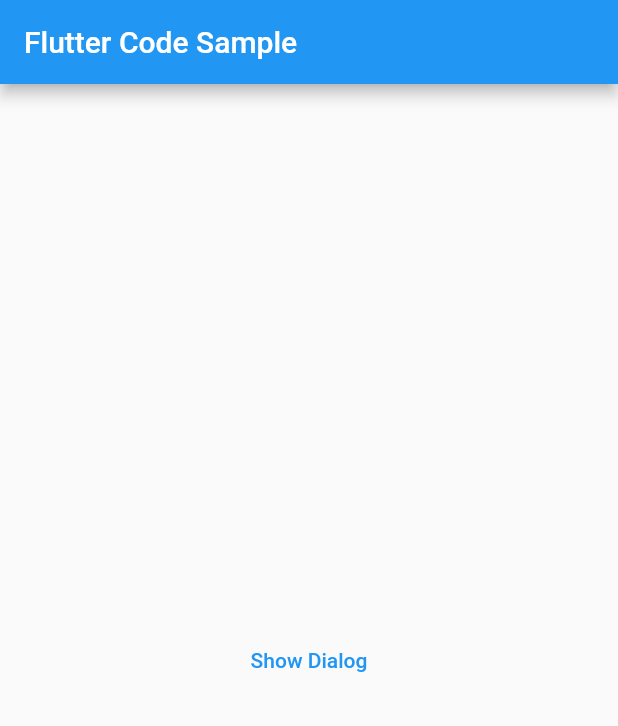
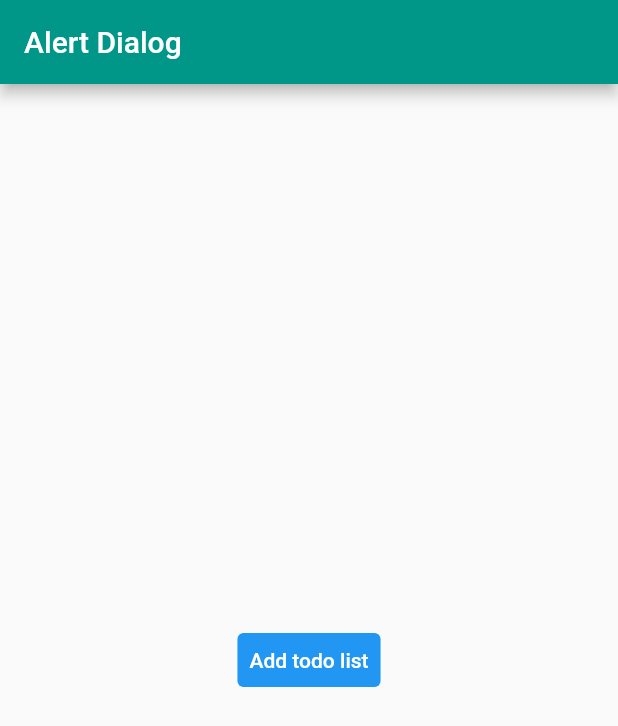
Before and after one commit to hisnameispum/alert_dialog, a Flutter app: the screen it shows after launch, on a phone screen of 412 x 824 dp. Shown: the top 726 px of the screen. Run offline on Flutter 3.47's test engine with Material 2 defaults, Android fonts, the phone set to English and light mode, and no system bars.

Commit message:
Finished Demo

```diff
--- a/lib/main.dart
+++ b/lib/main.dart
@@ -1,56 +1,89 @@
 import 'package:flutter/material.dart';
 
-void main() => runApp(const MyApp());
+void main() {
+  runApp(MyApp());
+}
 
-/// This is the main application widget.
 class MyApp extends StatelessWidget {
-  const MyApp({Key? key}) : super(key: key);
+  // This widget is the root of your application.
+  @override
+  Widget build(BuildContext context) {
+    return MaterialApp(
+      debugShowCheckedModeBanner: false,
+      title: 'Alert Dialog',
+      theme: ThemeData(
+        primarySwatch: Colors.blue,
+      ),
+      home: MyHomePage(title: 'Alert Dialog'),
+    );
+  }
+}
 
-  static const String _title = 'Flutter Code Sample';
+class MyHomePage extends StatefulWidget {
+  MyHomePage({Key? key, required this.title}) : super(key: key);
+  final String title;
+
+  @override
+  _MyHomePageState createState() => _MyHomePageState();
+}
+
+class _MyHomePageState extends State<MyHomePage> {
+  TextEditingController _textFieldController = TextEditingController();
+
+  Future<void> _displayTextInputDialog(BuildContext context) async {
+    return showDialog(
+        context: context,
+        builder: (context) {
+          return AlertDialog(
+            title: Text('Add Todo here'),
+            content: TextField(
+              controller: _textFieldController,
+              decoration: InputDecoration(hintText: "Do what matters"),
+            ),
+            actions: <Widget>[
+              TextButton(
+                child: Text('Cancel'),
+                onPressed: () {
+                  setState(() {
+                    Navigator.pop(context);
+                  });
+                },
+              ),
+              TextButton(
+                child: Text('Add'),
+                onPressed: () {
+                  setState(() {
+                    // Add to todolist
+                    Navigator.pop(context);
+                  });
+                },
+              ),
+            ],
+          );
+        });
+  }
 
   @override
   Widget build(BuildContext context) {
-    return MaterialApp(
-      title: _title,
-      home: Scaffold(
-        appBar: AppBar(title: const Text(_title)),
-        body: const Center(
-          child: MyStatelessWidget(),
+    return Scaffold(
+      appBar: AppBar(
+        backgroundColor: Colors.teal,
+        title: Text('Alert Dialog'),
+      ),
+      body: Center(
+        child: TextButton(
+          style: TextButton.styleFrom(
+            backgroundColor: Colors.blue,
+          ),
+          onPressed: () {
+            _displayTextInputDialog(context);
+          },
+          child: Text(
+            'Add todo list',
+            style: TextStyle(color: Colors.white),
+          ),
         ),
       ),
     );
   }
 }
-
-/// This is the stateless widget that the main application instantiates.
-class MyStatelessWidget extends StatelessWidget {
-  const MyStatelessWidget({Key? key}) : super(key: key);
-
-  @override
-  Widget build(BuildContext context) {
-    return TextButton(
-      onPressed: () => showDialog<String>(
-        context: context,
-        builder: (BuildContext context) => AlertDialog(
-          title: Text('Add Your Todo here'),
-          content: TextField(
-            onChanged: (value) {},
-            controller: _textFieldController,
-            decoration: InputDecoration(hintText: "Text Field in Dialog"),
-          ),
-          actions: <Widget>[
-            TextButton(
-              onPressed: () => Navigator.pop(context, 'Cancel'),
-              child: const Text('Cancel'),
-            ),
-            TextButton(
-              onPressed: () => Navigator.pop(context, 'OK'),
-              child: const Text('OK'),
-            ),
-          ],
-        ),
-      ),
-      child: const Text('Show Dialog'),
-    );
-  }
-}
```
